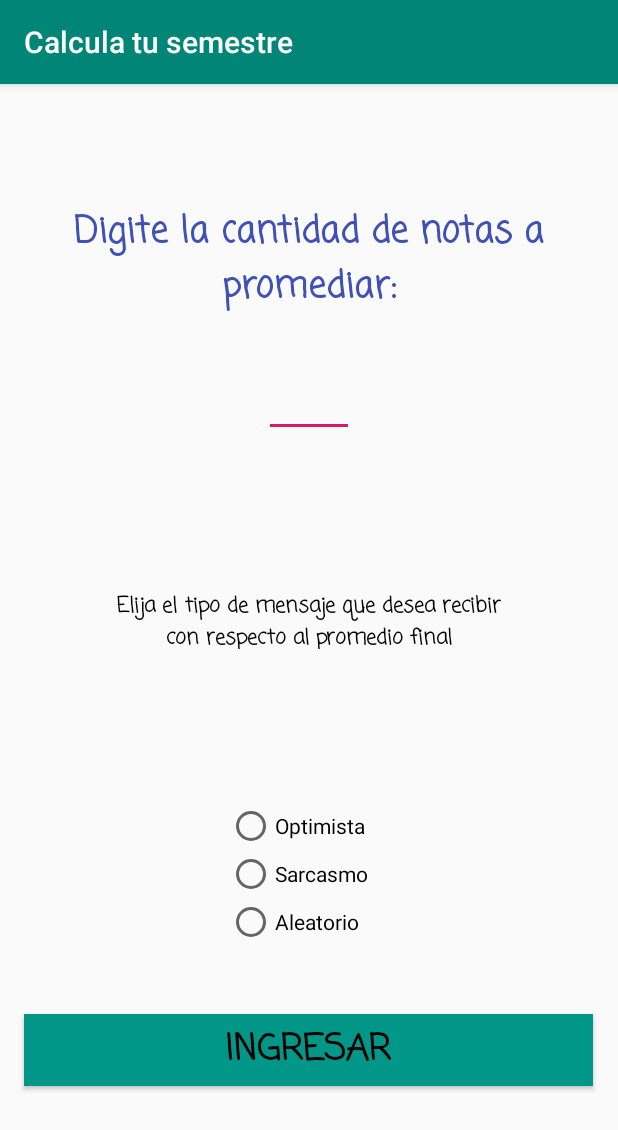
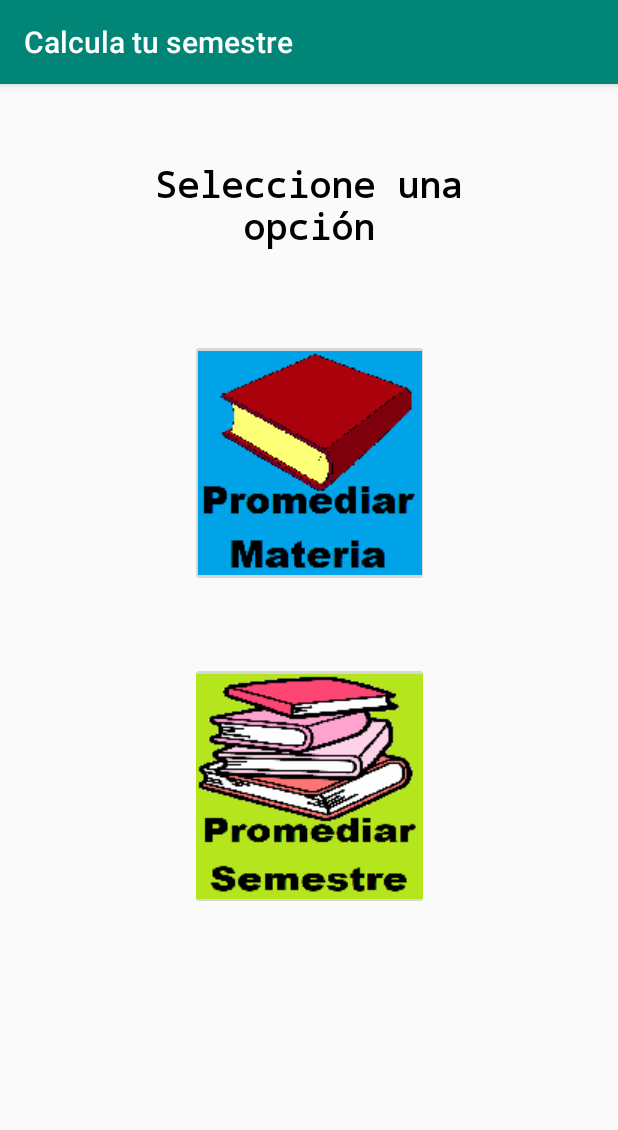
Before and after one commit to Daniel-Roa-P/Promedia-tu-semetre, an Android app: the screen it shows after launch (MainActivity), on a phone screen of 412 x 824 dp. Shown: the top 1130 px of the screen. Run offline under Robolectric (Android 15) with nearby library versions, the phone set to English and light mode, and no system bars.

Commit message:
añadi un nuevo layout de inicio con imageButtons

```diff
--- a/app/src/main/AndroidManifest.xml
+++ b/app/src/main/AndroidManifest.xml
@@ -29,6 +29,10 @@
                   android:screenOrientation="portrait"
         </activity>
 
+        <activity android:name=".ActivityNotas">
+            android:screenOrientation="portrait"
+        </activity>
+
     </application>
 
     <uses-permission android:name="android.permission.INTERNET"/>
--- a/app/src/main/java/com/example/calculatusemestre/MainActivity.java
+++ b/app/src/main/java/com/example/calculatusemestre/MainActivity.java
@@ -5,26 +5,21 @@ import androidx.appcompat.app.AppCompatActivity;
 import android.content.Intent;
 import android.os.Bundle;
 import android.view.View;
-import android.widget.EditText;
+
 
 public class MainActivity extends AppCompatActivity {
 
-    private EditText cantidad;
 
     @Override
     protected void onCreate(Bundle savedInstanceState) {
         super.onCreate(savedInstanceState);
         setContentView(R.layout.activity_main);
-
-        cantidad = (EditText) findViewById(R.id.editText);
-
     }
 
-    public void getNumero(View view){
+    public void enviarMateria(View view){
 
-        Intent primerCambio = new Intent(this, SecondActivity.class);
+        Intent primerCambio = new Intent(this, ActivityNotas.class);
 
-        primerCambio.putExtra("cantidad",cantidad.getText().toString());
         startActivity(primerCambio);
 
     }
--- a/app/src/main/res/layout/activity_main.xml
+++ b/app/src/main/res/layout/activity_main.xml
@@ -8,102 +8,46 @@
 
     <TextView
         android:id="@+id/textView"
-        android:layout_width="wrap_content"
-        android:layout_height="78dp"
+        android:layout_width="206dp"
+        android:layout_height="70dp"
         android:layout_marginLeft="16dp"
-        android:layout_marginTop="80dp"
+        android:layout_marginTop="50dp"
         android:layout_marginRight="16dp"
-        android:fontFamily="casual"
-        android:text="@string/texto_1"
+        android:fontFamily="monospace"
+        android:text="@string/texto_10"
         android:textAlignment="center"
-        android:textColor="#3F51B5"
+        android:textColor="#000000"
         android:textSize="24sp"
         android:textStyle="bold"
         app:layout_constraintLeft_toLeftOf="parent"
         app:layout_constraintRight_toRightOf="parent"
         app:layout_constraintTop_toTopOf="parent" />
 
-    <Button
-        android:id="@+id/button"
-        android:layout_width="379dp"
-        android:layout_height="wrap_content"
-        android:layout_marginStart="16dp"
-        android:layout_marginEnd="16dp"
-        android:layout_marginBottom="100dp"
-        android:background="#009688"
-        android:fontFamily="casual"
-        android:onClick="getNumero"
-        android:text="@string/texto_2"
-        android:textColor="#000000"
-        android:textSize="24sp"
-        android:textStyle="bold"
-        app:layout_constraintBottom_toBottomOf="parent"
+    <ImageButton
+        android:id="@+id/imageButton"
+        android:layout_width="159dp"
+        android:layout_height="165dp"
+        android:layout_marginStart="32dp"
+        android:layout_marginTop="50dp"
+        android:layout_marginEnd="32dp"
+        android:onClick="enviarMateria"
         app:layout_constraintEnd_toEndOf="parent"
-        app:layout_constraintHorizontal_bias="0.0"
-        app:layout_constraintStart_toStartOf="parent" />
+        app:layout_constraintStart_toStartOf="parent"
+        app:layout_constraintTop_toBottomOf="@+id/textView"
+        app:srcCompat="@mipmap/materia" />
 
-    <EditText
-        android:id="@+id/editText"
-        android:layout_width="60dp"
-        android:layout_height="45dp"
-        android:layout_marginStart="100dp"
-        android:layout_marginTop="32dp"
-        android:layout_marginEnd="100dp"
-        android:ems="10"
-        android:inputType="number"
+    <ImageButton
+        android:id="@+id/imageButton2"
+        android:layout_width="159dp"
+        android:layout_height="165dp"
+        android:layout_marginStart="32dp"
+        android:layout_marginTop="50dp"
+        android:layout_marginEnd="32dp"
+        android:onClick="enviarMateria"
         app:layout_constraintEnd_toEndOf="parent"
-        app:layout_constraintHorizontal_bias="0.498"
         app:layout_constraintStart_toStartOf="parent"
-        app:layout_constraintTop_toBottomOf="@+id/textView" />
-
-    <TextView
-        android:id="@+id/textView2"
-        android:layout_width="280dp"
-        android:layout_height="39dp"
-        android:layout_marginStart="32dp"
-        android:layout_marginTop="72dp"
-        android:layout_marginEnd="32dp"
-        android:layout_marginBottom="72dp"
-        android:fontFamily="casual"
-        android:text="@string/texto_6"
-        android:textAlignment="center"
-        android:textColor="#000000"
-        android:textStyle="bold"
-        app:layout_constraintBottom_toTopOf="@+id/radioGroup"
-        app:layout_constraintEnd_toEndOf="parent"
-        app:layout_constraintHorizontal_bias="0.492"
-        app:layout_constraintStart_toStartOf="parent"
-        app:layout_constraintTop_toBottomOf="@+id/editText"
-        tools:text="@string/texto_6" />
-
-    <RadioGroup
-        android:id="@+id/radioGroup"
-        android:layout_width="109dp"
-        android:layout_height="105dp"
-        android:layout_marginStart="32dp"
-        android:layout_marginEnd="32dp"
-        android:layout_marginBottom="36dp"
-        app:layout_constraintBottom_toTopOf="@+id/button"
-        app:layout_constraintEnd_toEndOf="parent"
-        app:layout_constraintStart_toStartOf="parent">
-
-        <RadioButton
-            android:id="@+id/radioButton"
-            android:layout_width="match_parent"
-            android:layout_height="wrap_content"
-            android:text="@string/texto_7" />
-
-        <RadioButton
-            android:id="@+id/radioButton2"
-            android:layout_width="match_parent"
-            android:layout_height="wrap_content"
-            android:text="@string/texto_8" />
-
-        <RadioButton
-            android:id="@+id/radioButton3"
-            android:layout_width="match_parent"
-            android:layout_height="wrap_content"
-            android:text="@string/texto_9" />
-    </RadioGroup>
+        app:layout_constraintTop_toBottomOf="@+id/imageButton"
+        app:srcCompat="@mipmap/semestre"
+        tools:srcCompat="@mipmap/semestre" />
 
 </androidx.constraintlayout.widget.ConstraintLayout>
--- a/app/src/main/res/values/strings.xml
+++ b/app/src/main/res/values/strings.xml
@@ -9,6 +9,7 @@
     <string name="texto_7">Optimista </string>
     <string name="texto_8">Sarcasmo</string>
     <string name="texto_9">Aleatorio</string>
+    <string name="texto_10">Seleccione una opción</string>
     <string name="simbolo">%</string>
     <string name="vacio">Texto vacio</string>
 </resources>
```
Also changed, not shown: app/src/main/java/com/example/calculatusemestre/ActivityNotas.java (added, +31 -0 lines), app/src/main/res/layout/materia_layout.xml (added, +109 -0 lines), app/src/main/res/layout/tercer_layout.xml (+8 -8 lines), app/src/main/res/mipmap-mdpi/materia.png (added), app/src/main/res/mipmap-mdpi/semestre.jpg (added).
